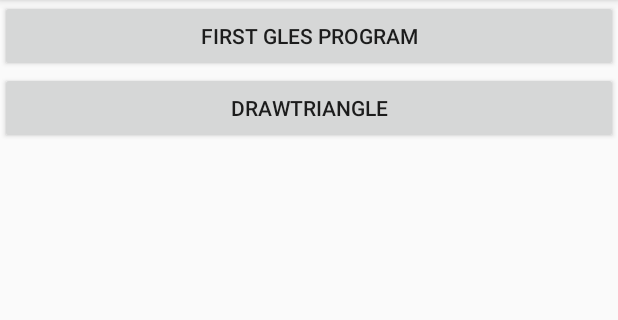
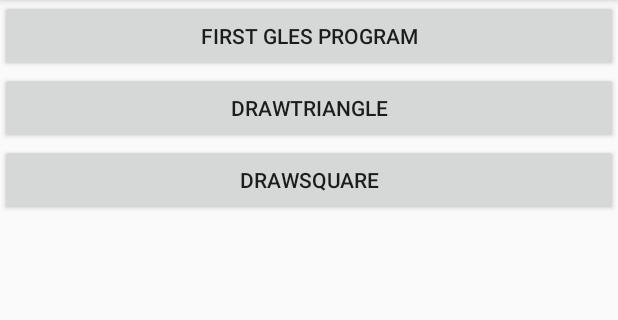
Before and after one commit to lvHiei/OpenGLESTest, an Android app: the screen it shows after launch (MainActivity), on a phone screen of 412 x 824 dp, the part 84-404 px from its top. Run offline under Robolectric (Android 15) with nearby library versions, the phone set to English and light mode, and no system bars.

Commit message:
add draw square

```diff
--- a/app/src/main/java/com/lvhiei/openglestest/GLES20Activity.java
+++ b/app/src/main/java/com/lvhiei/openglestest/GLES20Activity.java
@@ -7,6 +7,7 @@ import android.view.WindowManager;
 
 import com.lvhiei.openglestest.render.FirstProgramRender;
 import com.lvhiei.openglestest.render.IGLESRenderer;
+import com.lvhiei.openglestest.render.SquareRender;
 import com.lvhiei.openglestest.render.TriangleRender;
 
 public class GLES20Activity extends Activity {
@@ -46,6 +47,9 @@ public class GLES20Activity extends Activity {
             case R.id.btn_drawTriangle:
                 mRender = new TriangleRender();
                 break;
+            case R.id.btn_drawSquare:
+                mRender = new SquareRender();
+                break;
             default:
                 mRender = new FirstProgramRender();
                 break;
--- a/app/src/main/java/com/lvhiei/openglestest/MainActivity.java
+++ b/app/src/main/java/com/lvhiei/openglestest/MainActivity.java
@@ -43,6 +43,7 @@ public class MainActivity extends AppCompatActivity {
     private void initCtrl(){
         findViewById(R.id.btn_firstGLESPrograme).setOnClickListener(mListener);
         findViewById(R.id.btn_drawTriangle).setOnClickListener(mListener);
+        findViewById(R.id.btn_drawSquare).setOnClickListener(mListener);
     }
 
 
--- a/app/src/main/res/layout/activity_main.xml
+++ b/app/src/main/res/layout/activity_main.xml
@@ -31,6 +31,13 @@
                 android:layout_gravity="center"
                 android:text="drawTriangle"/>
 
+            <Button
+                android:id="@+id/btn_drawSquare"
+                android:layout_width="match_parent"
+                android:layout_height="wrap_content"
+                android:layout_gravity="center"
+                android:text="drawSquare"/>
+
         </LinearLayout>
 
     </ScrollView>
```
Also changed, not shown: app/src/main/java/com/lvhiei/openglestest/render/SquareRender.java (added, +103 -0 lines).
